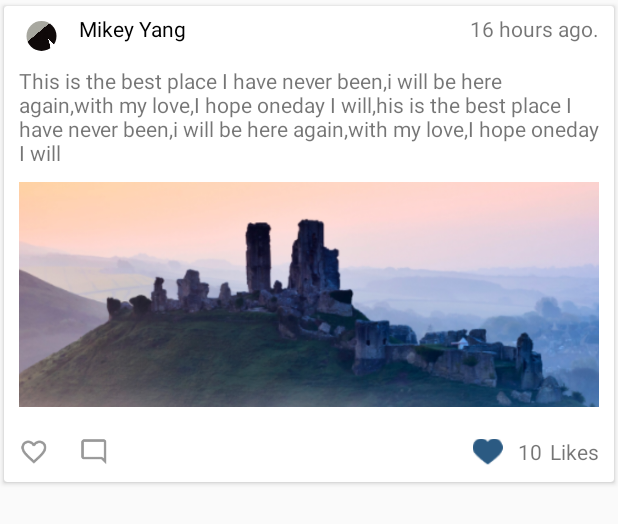
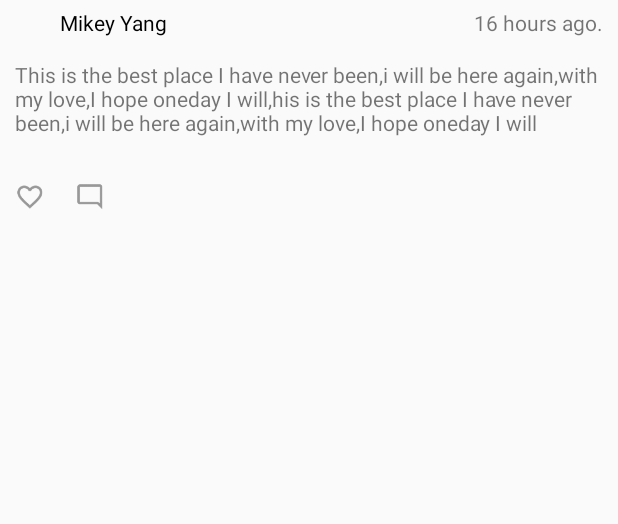
Before and after one commit to hiyangyue/Travel, an Android app: the layout holder_feed.xml on its own in the app's theme, with its tools: preview values and no code run, on a phone screen of 412 x 824 dp. Shown: the top 524 px of the screen. Run offline under Robolectric (Android 15) with nearby library versions, the phone set to English and light mode, and no system bars.

Commit message:
Fix Bugs : Feed OOM.

```diff
--- a/app/src/main/AndroidManifest.xml
+++ b/app/src/main/AndroidManifest.xml
@@ -33,8 +33,7 @@
         <activity
             android:name=".view.activity.MainActivity"
             android:label="@string/app_name"
-            android:theme="@style/AppTheme"
-            android:launchMode="singleTask">
+            android:theme="@style/AppTheme">
 
         </activity>
         <activity android:name=".view.activity.LoginActivity" />
--- a/app/src/main/java/com/yueyang/travel/Utils/GlideUtils.java
+++ b/app/src/main/java/com/yueyang/travel/Utils/GlideUtils.java
@@ -18,6 +18,7 @@ public class GlideUtils {
     public static void loadImg(Context context,String imgUrl,ImageView imageView){
         Glide.with(context)
                 .load(imgUrl)
+                .centerCrop()
                 .diskCacheStrategy(DiskCacheStrategy.SOURCE)
                 .into(imageView);
     }
--- a/app/src/main/java/com/yueyang/travel/manager/UserManager.java
+++ b/app/src/main/java/com/yueyang/travel/manager/UserManager.java
@@ -46,7 +46,7 @@ public class UserManager extends Observable {
     private UserManager(Context ct) {
         this.ct = ct;
         anSocial = ((IMppApp) ct.getApplicationContext()).anSocial;
-//        handler = new Handler();
+        handler = new Handler();
     }
 
     public static UserManager getInstance(Context ct) {
@@ -133,7 +133,6 @@ public class UserManager extends Observable {
                         @Override
                         public void onSuccess(JSONObject response) {
                             List<User> userList = new ArrayList<User>();
-                            DBug.e("searchRemoteUser.onSuccess", response.toString());
                             try {
                                 JSONArray users = response.getJSONObject("response").getJSONArray("users");
                                 for (int i = 0; i < users.length(); i++) {
--- a/app/src/main/java/com/yueyang/travel/view/activity/MainActivity.java
+++ b/app/src/main/java/com/yueyang/travel/view/activity/MainActivity.java
@@ -97,4 +97,6 @@ public class MainActivity extends AppCompatActivity
         drawer.closeDrawer(GravityCompat.START);
         return true;
     }
+
+
 }
--- a/app/src/main/java/com/yueyang/travel/view/adapter/DesDetailAdapter.java
+++ b/app/src/main/java/com/yueyang/travel/view/adapter/DesDetailAdapter.java
@@ -67,7 +67,6 @@ public class DesDetailAdapter extends RecyclerView.Adapter<DesDetailAdapter.View
         @Bind(R.id.cityRl)
         RelativeLayout cityRl;
 
-
         public ViewHolder(View itemView) {
             super(itemView);
 
--- a/app/src/main/res/layout/holder_feed.xml
+++ b/app/src/main/res/layout/holder_feed.xml
@@ -1,31 +1,19 @@
 <?xml version="1.0" encoding="utf-8"?>
-<android.support.v7.widget.CardView
-    xmlns:android="http://schemas.android.com/apk/res/android"
-    xmlns:card="http://schemas.android.com/apk/res-auto"
-    android:id="@+id/feed_card"
-    android:layout_width="match_parent"
-    android:layout_height="wrap_content"
-    android:clickable="true"
-    android:foreground="?android:attr/selectableItemBackground"
-    card:cardUseCompatPadding="true"
-    card:elevation="4dp">
+<RelativeLayout android:layout_width="match_parent"
+    android:layout_height="170dp"
+    xmlns:android="http://schemas.android.com/apk/res/android">
 
-    <RelativeLayout
-        android:layout_width="match_parent"
-        android:layout_height="wrap_content">
-
-        <RelativeLayout
-            android:id="@+id/header_iv"
-            android:layout_width="match_parent"
-            android:layout_height="@dimen/margin_30">
+<!--<TextView-->
+    <!--android:text="Hello world"-->
+    <!--android:layout_width="match_parent"-->
+    <!--android:layout_height="wrap_content" />-->
 
         <com.yueyang.travel.view.wiget.CircleImageView
             android:id="@+id/feed_header_image"
-                android:layout_width="@dimen/margin_30"
-                android:layout_height="@dimen/margin_30"
+            android:layout_width="@dimen/margin_20"
+            android:layout_height="@dimen/margin_20"
             android:layout_marginTop="@dimen/margin_10"
-                android:layout_marginStart="@dimen/margin_10"
-                android:src="@drawable/test_account"/>
+            android:layout_marginStart="@dimen/margin_10" />
 
         <TextView
             android:id="@+id/feed_name"
@@ -47,11 +35,10 @@
             android:layout_marginStart="@dimen/margin_10"
             android:layout_width="wrap_content"
             android:layout_height="@dimen/margin_30" />
-        </RelativeLayout>
 
     <TextView
         android:id="@+id/feed_content"
-            android:layout_below="@+id/header_iv"
+        android:layout_below="@+id/feed_header_image"
         android:layout_marginStart="@dimen/margin_10"
         android:layout_marginEnd="@dimen/margin_10"
         android:layout_marginTop="@dimen/margin_10"
@@ -63,10 +50,9 @@
         android:id="@+id/feed_image"
         android:layout_below="@+id/feed_content"
         android:layout_margin="@dimen/margin_10"
-            android:scaleType="centerCrop"
-            android:src="@drawable/test_bg"
+        android:scaleType="fitCenter"
         android:layout_width="wrap_content"
-            android:layout_height="150dp" />
+        android:layout_height="wrap_content" />
 
     <ImageView
         android:id="@+id/feed_like"
@@ -85,38 +71,5 @@
         android:layout_height="@dimen/margin_20"
         android:src="@drawable/icon_commit"/>
 
-        <TextView
-            android:id="@+id/feed_like_text"
-            android:layout_below="@+id/feed_image"
-            android:layout_alignParentEnd="true"
-            android:layout_marginEnd="@dimen/margin_10"
-            android:layout_marginTop="@dimen/margin_10"
-            android:text="Likes"
-            android:layout_width="wrap_content"
-            android:layout_height="wrap_content" />
-
-        <TextView
-            android:id="@+id/feed_like_count"
-            android:text="10"
-            android:layout_below="@+id/feed_image"
-            android:layout_toStartOf="@+id/feed_like_text"
-            android:layout_marginTop="@dimen/margin_10"
-            android:layout_marginEnd="@dimen/margin_5"
-            android:layout_width="wrap_content"
-            android:layout_height="wrap_content" />
-
-        <ImageView
-            android:layout_below="@+id/feed_image"
-            android:layout_toStartOf="@+id/feed_like_count"
-            android:layout_margin="@dimen/margin_10"
-            android:layout_width="@dimen/margin_20"
-            android:layout_height="@dimen/margin_20"
-            android:src="@drawable/icon_like_blue"/>
-
-
 
 </RelativeLayout>
-
-
-
-</android.support.v7.widget.CardView>
--- a/app/src/main/res/layout/holder_hot_country.xml
+++ b/app/src/main/res/layout/holder_hot_country.xml
@@ -1,6 +1,6 @@
 <?xml version="1.0" encoding="utf-8"?>
 <android.support.v7.widget.CardView
-    android:layout_width="match_parent"
+    android:layout_width="80dp"
     android:layout_height="220dp"
     app:cardCornerRadius="2dp"
     xmlns:android="http://schemas.android.com/apk/res/android"
```
Also changed, not shown: app/src/main/java/com/yueyang/travel/manager/SocialManager.java (+5 -85 lines), app/src/main/java/com/yueyang/travel/model/bean/Comment.java (+0 -73 lines), app/src/main/java/com/yueyang/travel/model/bean/Post.java (+57 -95 lines), app/src/main/java/com/yueyang/travel/view/activity/PhotoActivity.java (+48 -4 lines), app/src/main/java/com/yueyang/travel/view/adapter/FeedAdapter.java (+11 -21 lines), app/src/main/java/com/yueyang/travel/view/fragment/FeedFragment.java (+17 -39 lines). Lines whose indentation alone changed are shown as unchanged.
